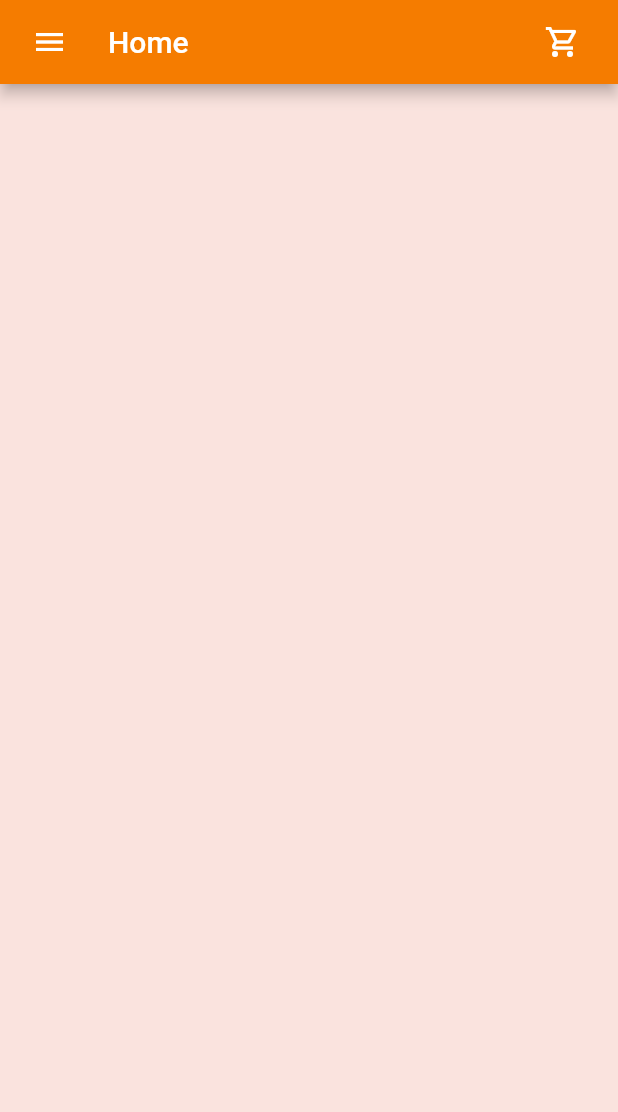
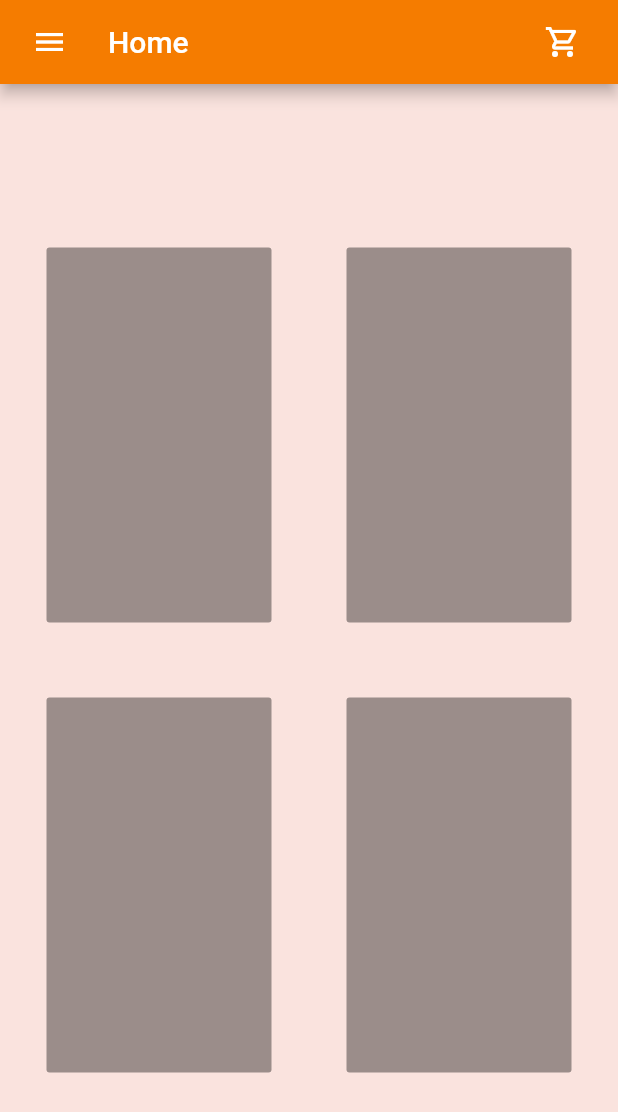
Before and after one commit to SahanyaHebbar/eDesignMarketplace, a Flutter app: the HomePage screen opened by its route, on a phone screen of 412 x 824 dp. Shown: the top 1112 px of the screen. Run offline on Flutter 3.47's test engine with Material 2 defaults, Android fonts, the phone set to English and light mode, and no system bars.

Commit message:
Homepage cards

```diff
--- a/lib/homepage.dart
+++ b/lib/homepage.dart
@@ -1,4 +1,7 @@
 import 'package:flutter/material.dart';
+
+const EdgeInsets hpadding1 = EdgeInsets.only(left: 25, right: 25);
+const EdgeInsets hpadding2 = EdgeInsets.only(left: 25, right: 25, top: 50);
 
 class HomePage extends StatefulWidget {
   @override
@@ -28,6 +31,76 @@ class _HomePageState extends State<HomePage> {
           ),
         ],
       ),
+      body: Container(
+        child: Column(
+          mainAxisAlignment: MainAxisAlignment.center,
+          children: [
+            Row(
+              mainAxisAlignment: MainAxisAlignment.center,
+              children: [
+                TypeCard(
+                  container: Container(),
+                  padding: hpadding1,
+                ),
+                TypeCard(
+                  container: Container(),
+                  padding: hpadding1,
+                ),
+              ],
+            ),
+            Row(
+              mainAxisAlignment: MainAxisAlignment.center,
+              children: [
+                TypeCard(
+                  container: Container(),
+                  padding: hpadding2,
+                ),
+                TypeCard(
+                  container: Container(),
+                  padding: hpadding2,
+                ),
+              ],
+            )
+          ],
+        ),
+      ),
     );
   }
 }
+
+class TypeCard extends StatelessWidget {
+  TypeCard({@required this.container, @required this.padding});
+
+  final Container container;
+  final EdgeInsets padding;
+
+  @override
+  Widget build(BuildContext context) {
+    return Padding(
+      padding: padding,
+      child: SizedBox(
+        width: 150.0,
+        height: 250.0,
+        child: RaisedButton(
+          //color: buttoncolor,
+          onPressed: null,
+          /*onPressed: () {
+            if (pageonclick != '/HomePage_Meals') {
+              Navigator.popUntil(
+                  context, ModalRoute.withName('/HomePage_Meals'));
+              Navigator.pushNamed(context, pageonclick);
+            } else {
+              Navigator.popUntil(
+                  context, ModalRoute.withName('/HomePage_Meals'));
+            }
+          },*/
+          textColor: Colors.black,
+          child: Container(
+            width: 80.0,
+            height: 200.0,
+          ),
+        ),
+      ),
+    );
+  }
+}
```
